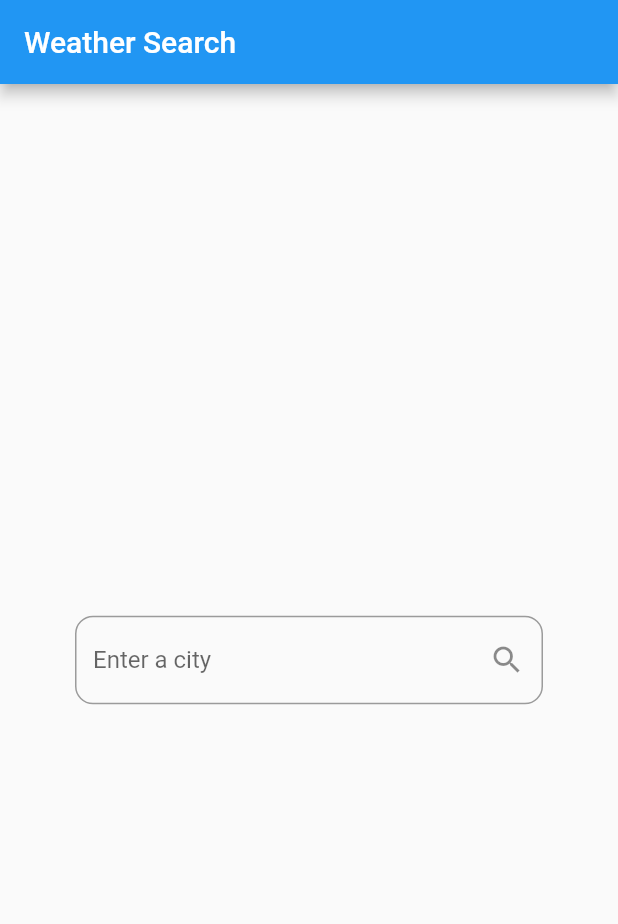
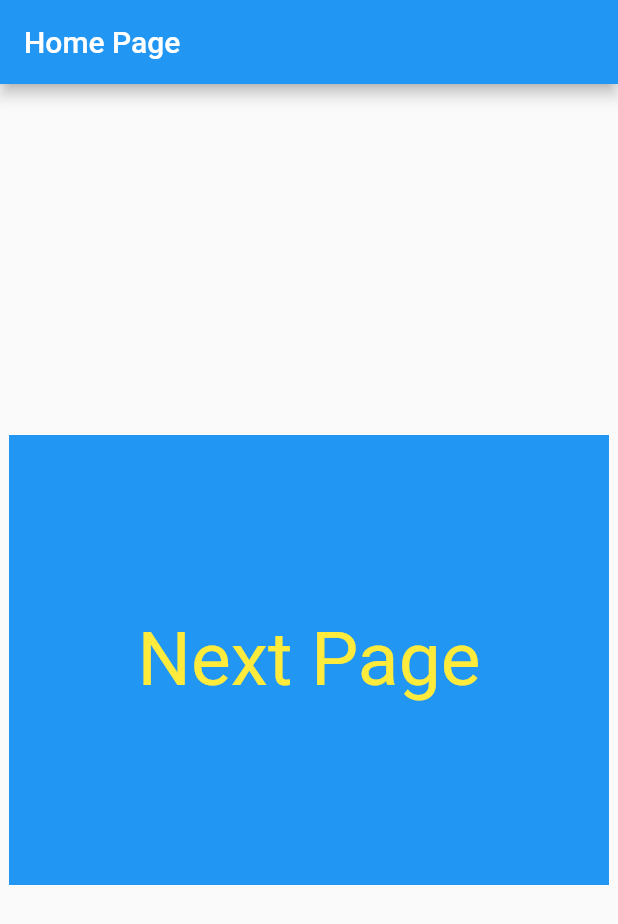
Before and after one commit to muhammedelsaman/htmlTopdf_1, a Flutter app: the screen it shows after launch, on a phone screen of 412 x 824 dp. Shown: the top 924 px of the screen. Run offline on Flutter 3.47's test engine with Material 2 defaults, Android fonts, the phone set to English and light mode, and no system bars; our stand-ins replace dio, flutter_riverpod, fluttertoast, shared_preferences, webview_flutter; missing offline and left inert: flutter_html_to_pdf, syncfusion_flutter_pdfviewer; key blocks and very long unbroken strings in the code were emptied for the run.

```diff
--- /dev/null
+++ b/lib/data/component/constants.dart
@@ -0,0 +1 @@
+String? token = '';
--- a/lib/main.dart
+++ b/lib/main.dart
@@ -1,10 +1,22 @@
 import 'package:covert_html_to_pdf/data/remote/dio_helper.dart';
-import 'package:covert_html_to_pdf/ui/screen/weather_search_page.dart';
+import 'package:covert_html_to_pdf/ui/screen/home_screen.dart';
+import 'package:covert_html_to_pdf/ui/screen/login_screen.dart';
 import 'package:flutter/material.dart';
 import 'package:flutter_riverpod/flutter_riverpod.dart';
 
+import 'blocs/providers/chache_repositorylayer.dart';
+import 'data/component/constants.dart';
+
 Future<void> main() async {
   await DioHelper.init();
+
+
+  // fill token in Constants file
+  token = RepositoryLayer.getData(key: "token");
+
+  // to empty token
+  //token = '';
+
   runApp(const ProviderScope(child: MyApp()));
 }
 
@@ -21,7 +33,7 @@ class MyApp extends StatelessWidget {
         theme: ThemeData(
           primarySwatch: Colors.blue,
         ),
-        home:  const WeatherSearchPage(),
+        home: token == '' ?  LoginScreen() : const HomeScreen(),
       ),
     );
   }
--- a/lib/models/data_controller.dart
+++ b/lib/models/data_controller.dart
@@ -9,7 +9,7 @@ final getDataFuture =
 
 class GetDataFromApi extends ChangeNotifier {
   ProductModel listDataModel = ProductModel();
-  ShopLoginModel loginModel = ShopLoginModel();
+  ShopLoginModel loginDataModel = ShopLoginModel();
 
   GetDataFromApi() {
     getData();
@@ -25,12 +25,12 @@ class GetDataFromApi extends ChangeNotifier {
     required String url,
     required Map<String, dynamic> data,
   }) async {
-    final response = await DioHelper.postData(
+    final userData = await DioHelper.postData(
       url: url,
       data: data,
     );
     //listDataModel = ProductModel.fromMap(data.data);
-    loginModel = ShopLoginModel.fromJson(response.data);
+    loginDataModel = ShopLoginModel.fromJson(userData.data);
     notifyListeners();
   }
 }
--- a/lib/models/login_model.dart
+++ b/lib/models/login_model.dart
@@ -7,7 +7,7 @@ part 'login_model.g.dart';
 class ShopLoginModel {
   bool? status;
   String? message;
-  UserData? data;
+  late UserData userData;
 
   ShopLoginModel();
 
--- /dev/null
+++ b/lib/ui/screen/home_screen.dart
@@ -0,0 +1,30 @@
+import 'package:flutter/material.dart';
+
+class HomeScreen extends StatelessWidget {
+  const HomeScreen({Key? key}) : super(key: key);
+
+  @override
+  Widget build(BuildContext context) {
+    return Scaffold(
+      appBar: AppBar(
+        title: const Text('Home Page'),
+      ),
+      body: Center(
+        child: Container(
+          color: Colors.blue,
+          width: 400.0,
+          height: 300.0,
+          child: const Center(
+            child: Text(
+              'Next Page',
+              style: TextStyle(
+                color: Colors.yellow,
+                fontSize: 50.0,
+              ),
+            ),
+          ),
+        ),
+      ),
+    );
+  }
+}
--- a/pubspec.yaml
+++ b/pubspec.yaml
@@ -44,6 +44,7 @@ dependencies:
   flutter_riverpod: ^1.0.4
   json_annotation: ^4.7.0
   fluttertoast: ^8.1.1
+  shared_preferences: ^2.0.15
 
 
 dev_dependencies:
```
Also changed, not shown: lib/blocs/providers/chache_repositorylayer.dart (added, +49 -0 lines), lib/ui/screen/login_screen.dart (+33 -15 lines), lib/blocs/providers/providers.dart (line endings or trailing spaces), lib/models/login_model.g.dart, pubspec.lock, 1 other file.
